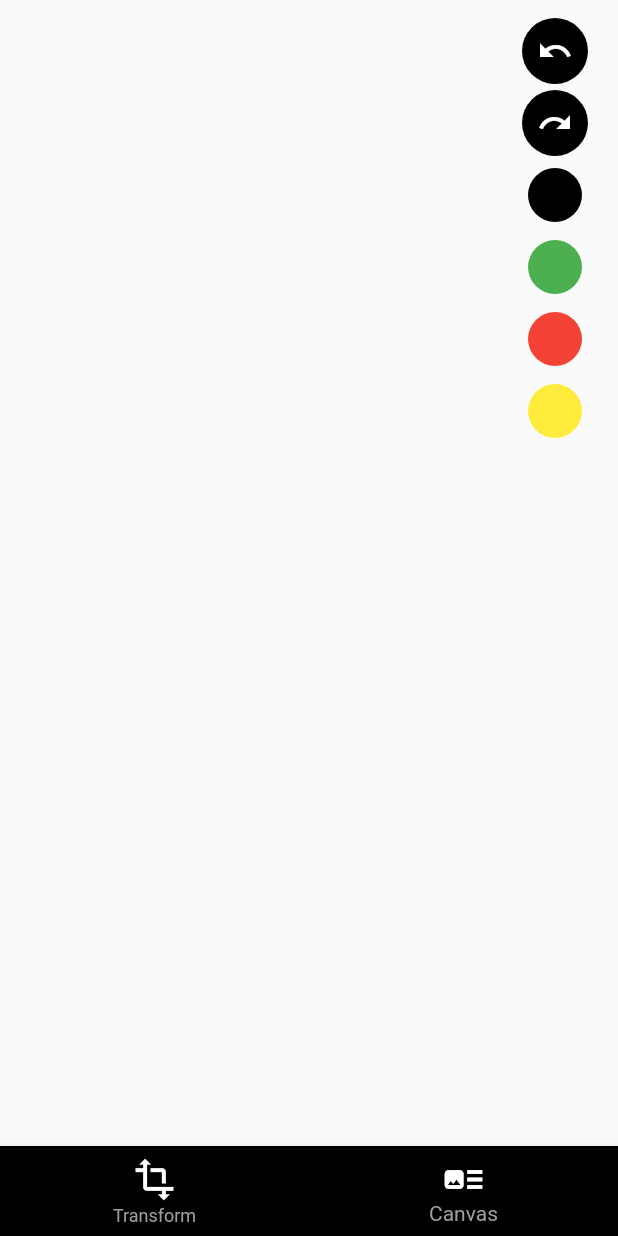
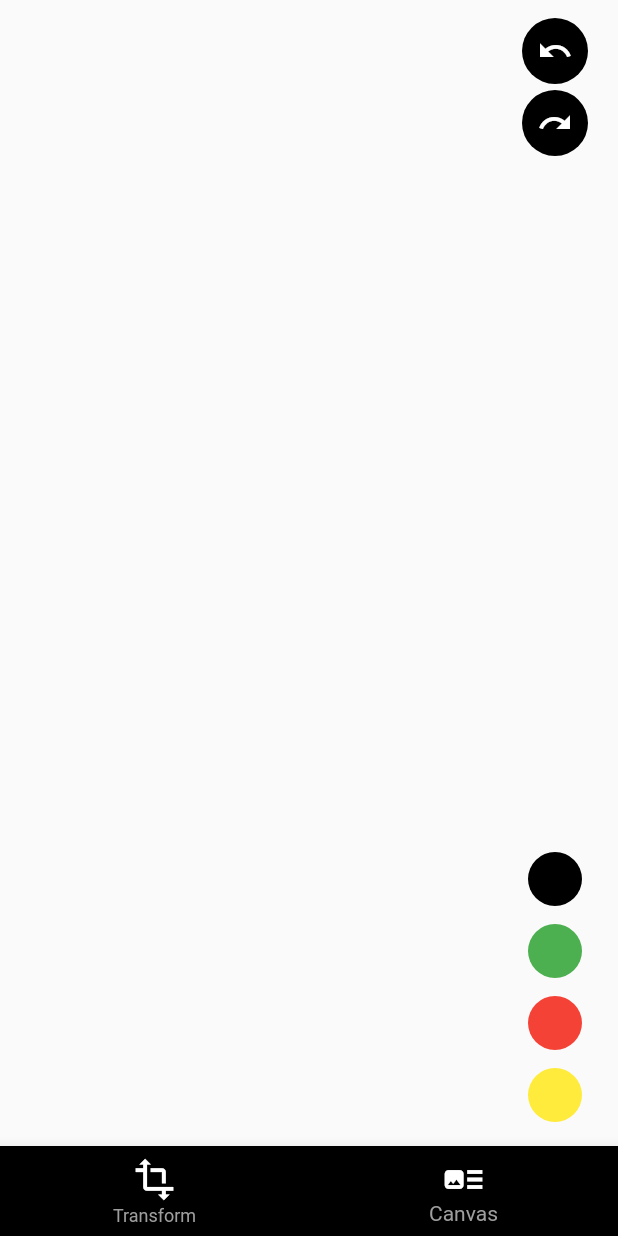
Before and after one commit to bryancalisto/flutter_experiments, a Flutter app: the screen it shows after launch, item 2 of the bottom bar chosen, on a phone screen of 412 x 824 dp. Run offline on Flutter 3.47's test engine with Material 2 defaults, Android fonts, the phone set to English and light mode, and no system bars.

Commit message:
Chore: Positioned toolbar correctly in drawing screen

```diff
--- a/graphics/lib/drawing_board/drawing_page.dart
+++ b/graphics/lib/drawing_board/drawing_page.dart
@@ -56,7 +56,12 @@ class _DrawingPageState extends State<DrawingPage> {
           Positioned(
             right: 10,
             top: 10,
+            bottom: 10,
             child: Column(
+              mainAxisSize: MainAxisSize.max,
+              mainAxisAlignment: MainAxisAlignment.spaceBetween,
+              children: [
+                Column(
                   children: [
                     RoundButtonWithIcon(
                       onPressed: undo,
@@ -68,10 +73,16 @@ class _DrawingPageState extends State<DrawingPage> {
                       color: Colors.black,
                       icon: const Icon(Icons.redo, color: Colors.white),
                     ),
+                  ],
+                ),
+                Column(
+                  children: [
                     SelectColorButton(onPressed: () => setState(() => color = Colors.black), color: Colors.black),
                     SelectColorButton(onPressed: () => setState(() => color = Colors.green), color: Colors.green),
                     SelectColorButton(onPressed: () => setState(() => color = Colors.red), color: Colors.red),
                     SelectColorButton(onPressed: () => setState(() => color = Colors.yellow), color: Colors.yellow),
+                  ],
+                ),
               ],
             ),
           )
```
Lines whose indentation alone changed are shown as unchanged.
